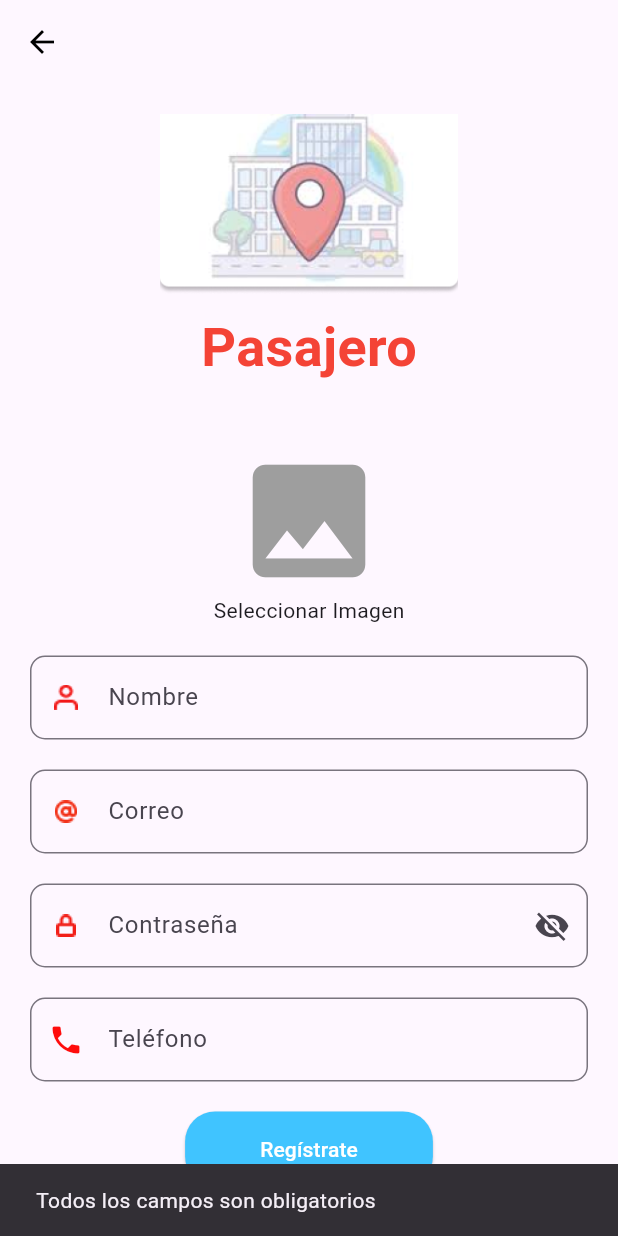
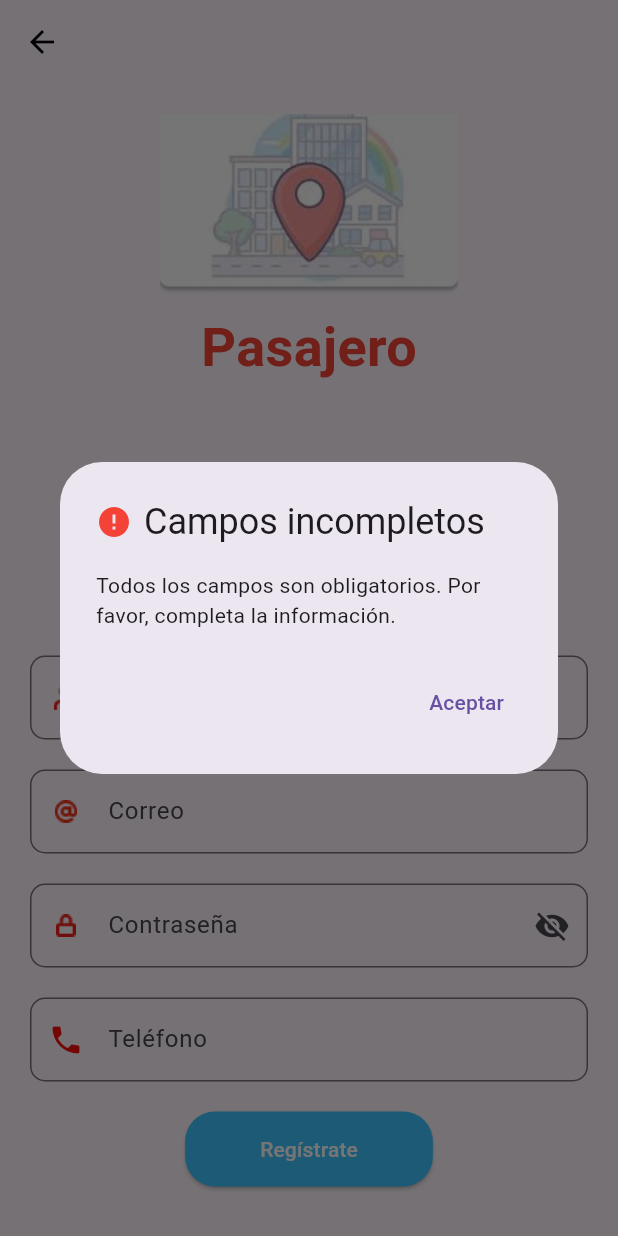
Before and after one commit to Villo29/jasaivoy, a Flutter app: the PassengerRegistrationScreen screen opened directly, after a tap on "Regístrate", on a phone screen of 412 x 824 dp. Run offline on Flutter 3.47's test engine with Material 3 defaults, Android fonts, the phone set to English and light mode, and no system bars; our stand-ins replace fl_chart, google_maps_flutter, image_picker, local_auth, location, permission_handler and 2 more; accounts and stored records are empty; network calls fail.

Commit message:
Actualiza la URL de la API a HTTPS, agrega la dependencia fl_chart, mejora los mensajes de error y ajusta permisos de acceso a la galería en iOS.

```diff
--- a/lib/pages/EditProfileScreen.dart
+++ b/lib/pages/EditProfileScreen.dart
@@ -55,7 +55,7 @@ Future<void> _saveProfile() async {
     Navigator.pop(context); // Volver a la pantalla anterior
   } catch (error) {
     ScaffoldMessenger.of(context).showSnackBar(
-      SnackBar(content: Text('Error al actualizar el perfil: $error')),
+      SnackBar(content: Text('Error interno del servidor')),
     );
   }
 }
--- a/lib/pages/InformacionPasajeros.dart
+++ b/lib/pages/InformacionPasajeros.dart
@@ -21,7 +21,7 @@ class ProfileScreen extends StatelessWidget {
       );
     } catch (e) {
       ScaffoldMessenger.of(context).showSnackBar(
-        SnackBar(content: Text('Error en la autenticación: $e')),
+        SnackBar(content: Text('Error en la autenticación:')),
       );
       return;
     }
--- a/lib/pages/ViajesRegistradosPasajeros.dart
+++ b/lib/pages/ViajesRegistradosPasajeros.dart
@@ -30,7 +30,7 @@ class _ViajesRegistradosScreenState extends State<ViajesRegistradosScreen> {
         isLoading = false;
       });
     } catch (e) {
-      print('Error al cargar los viajes: $e');
+      print('Error al cargar los viajes:');
       setState(() {
         isLoading = false;
       });
--- a/lib/pages/login.dart
+++ b/lib/pages/login.dart
@@ -41,7 +41,7 @@ class _LoginScreenState extends State<LoginScreen> {
       );
     } catch (e) {
       ScaffoldMessenger.of(context).showSnackBar(
-        SnackBar(content: Text('Error al iniciar sesión: $e')),
+        SnackBar(content: Text('Error interno del servidor')),
       );
     } finally {
       setState(() {
--- a/lib/pages/models/auth_model.dart
+++ b/lib/pages/models/auth_model.dart
@@ -162,7 +162,7 @@ class AuthModel extends ChangeNotifier {
             'Error al actualizar el perfil: ${response.statusCode} - ${response.body}');
       }
     } catch (error) {
-      throw Exception('Error al realizar la petición: $error');
+      throw Exception('Error al realizar la petición:');
     }
   }
 
@@ -199,7 +199,7 @@ class AuthModel extends ChangeNotifier {
             'Error al obtener los datos del usuario: ${response.statusCode} - ${response.body}');
       }
     } catch (error) {
-      throw Exception('Error al realizar la petición: $error');
+      throw Exception('Error al realizar la petición:');
     }
   }
 
@@ -229,7 +229,7 @@ class AuthModel extends ChangeNotifier {
             'Error al obtener los viajes: ${response.statusCode} - ${response.body}');
       }
     } catch (error) {
-      throw Exception('Error en la solicitud de viajes: $error');
+      throw Exception('Error en la solicitud de viajes:');
     }
   }
 }
--- a/lib/pages/pasajero.dart
+++ b/lib/pages/pasajero.dart
@@ -5,7 +5,6 @@ import 'package:image_picker/image_picker.dart';
 import 'package:permission_handler/permission_handler.dart';
 import 'dart:convert';
 import 'JasaiVoyViajes.dart';
-
 
 class PassengerRegistrationScreen extends StatefulWidget {
   const PassengerRegistrationScreen({super.key});
@@ -51,7 +50,8 @@ class _PassengerRegistrationScreenState
     final status = await Permission.storage.request();
     if (status.isDenied) {
       ScaffoldMessenger.of(context).showSnackBar(
-        const SnackBar(content: Text('Por favor, otorga permisos de almacenamiento')),
+        const SnackBar(
+            content: Text('Por favor, otorga permisos de almacenamiento')),
       );
     } else if (status.isPermanentlyDenied) {
       openAppSettings();
@@ -69,7 +69,65 @@ class _PassengerRegistrationScreenState
         contrasena.isNotEmpty &&
         telefono.isNotEmpty &&
         _selectedImage != null) {
+      showDialog(
+        context: context,
+        barrierDismissible: false,
+        builder: (context) {
+          return const Center(
+            child: CircularProgressIndicator(),
+          );
+        },
+      );
+
       try {
+        // Lista de campos a analizar
+        final Map<String, String> fields = {
+          'Nombre': nombre,
+          'Correo': correo,
+          'Teléfono': telefono,
+        };
+        for (final entry in fields.entries) {
+          final analyzeUri = Uri.parse('http://35.175.159.211:5000/analyze');
+          final analyzeResponse = await http.post(
+            analyzeUri,
+            headers: {'Content-Type': 'application/json'},
+            body: jsonEncode({'message': entry.value}),
+          );
+
+          if (analyzeResponse.statusCode == 200) {
+            final analyzeResult = jsonDecode(analyzeResponse.body);
+
+            if (analyzeResult.containsKey('obscenas') &&
+                analyzeResult['obscenas'] != null) {
+              final int obscenas = analyzeResult['obscenas'];
+
+              if (obscenas >= 3) {
+                Navigator.of(context).pop();
+                _showAlert(
+                  title: 'Error en el campo',
+                  message:
+                      'Se detectaron palabras inapropiadas en el campo: ${entry.key}.',
+                );
+                return;
+              }
+            } else {
+              Navigator.of(context).pop();
+              _showAlert(
+                title: 'Error al analizar',
+                message:
+                    'Error inesperado al analizar el texto del campo: ${entry.key}.',
+              );
+              return; // Detener el registro
+            }
+          } else {
+            Navigator.of(context).pop(); // Cerrar el diálogo de carga
+            throw Exception(
+                'Error al analizar el texto: ${analyzeResponse.statusCode}');
+          }
+        }
+
+        // Paso 2: Registrar al usuario si pasa el análisis
+        Navigator.of(context).pop(); // Cerrar el diálogo de carga
         final uri = Uri.parse('http://35.175.159.211:3028/api/v1/users');
         final request = http.MultipartRequest('POST', uri);
 
@@ -79,17 +137,18 @@ class _PassengerRegistrationScreenState
         request.fields['contrasena'] = contrasena;
         request.fields['telefono'] = telefono;
 
-        // Archivo
-        request.files.add(
-          await http.MultipartFile.fromPath('imagenPath', _selectedImage!.path),
-        );
+        request.files.add(await http.MultipartFile.fromPath(
+          'imagenPath',
+          _selectedImage!.path,
+        ));
 
-        // Enviar solicitud
         final response = await request.send();
 
         if (response.statusCode == 200 || response.statusCode == 201) {
-          ScaffoldMessenger.of(context).showSnackBar(
-            const SnackBar(content: Text('Registro exitoso')),
+          _showAlert(
+            title: 'Registro Exitoso',
+            message: 'Tu registro fue completado con éxito.',
+            isSuccess: true,
           );
 
           Navigator.pushReplacement(
@@ -98,20 +157,59 @@ class _PassengerRegistrationScreenState
           );
         } else {
           final responseBody = await response.stream.bytesToString();
-          ScaffoldMessenger.of(context).showSnackBar(
-            SnackBar(content: Text('Error en el registro: $responseBody')),
+          _showAlert(
+            title: 'Error en el registro',
+            message: 'Error al registrar al usuario: $responseBody.',
           );
         }
       } catch (e) {
-        ScaffoldMessenger.of(context).showSnackBar(
-          SnackBar(content: Text('Error en la conexión: $e')),
+        Navigator.of(context).pop(); // Cerrar el diálogo de carga
+        _showAlert(
+          title: 'Error en la conexión',
+          message: 'Ocurrió un error al conectar con el servidor:',
         );
       }
     } else {
-      ScaffoldMessenger.of(context).showSnackBar(
-        const SnackBar(content: Text('Todos los campos son obligatorios')),
+      _showAlert(
+        title: 'Campos incompletos',
+        message:
+            'Todos los campos son obligatorios. Por favor, completa la información.',
       );
     }
+  }
+
+// Método para mostrar un AlertDialog
+  void _showAlert({
+    required String title,
+    required String message,
+    bool isSuccess = false,
+  }) {
+    showDialog(
+      context: context,
+      builder: (context) {
+        return AlertDialog(
+          title: Row(
+            children: [
+              Icon(
+                isSuccess ? Icons.check_circle : Icons.error,
+                color: isSuccess ? Colors.green : Colors.red,
+              ),
+              const SizedBox(width: 8),
+              Text(title),
+            ],
+          ),
+          content: Text(message),
+          actions: [
+            TextButton(
+              onPressed: () {
+                Navigator.of(context).pop();
+              },
+              child: const Text('Aceptar'),
+            ),
+          ],
+        );
+      },
+    );
   }
 
   @override
@@ -227,7 +325,9 @@ class _PassengerRegistrationScreenState
                   ),
                   suffixIcon: IconButton(
                     icon: Icon(
-                      _isPasswordVisible ? Icons.visibility : Icons.visibility_off,
+                      _isPasswordVisible
+                          ? Icons.visibility
+                          : Icons.visibility_off,
                     ),
                     onPressed: () {
                       setState(() {
@@ -244,7 +344,8 @@ class _PassengerRegistrationScreenState
                 decoration: InputDecoration(
                   prefixIcon: const Padding(
                     padding: EdgeInsets.all(10.0),
-                    child: Icon(Icons.phone, color: Color.fromARGB(255, 255, 12, 12)),
+                    child: Icon(Icons.phone,
+                        color: Color.fromARGB(255, 255, 12, 12)),
                   ),
                   labelText: 'Teléfono',
                   border: OutlineInputBorder(
--- a/lib/pages/validar-code.dart
+++ b/lib/pages/validar-code.dart
@@ -58,7 +58,7 @@ class VerificationScreen extends StatelessWidget {
                   }
                 } catch (e) {
                   ScaffoldMessenger.of(context).showSnackBar(
-                    SnackBar(content: Text('Código o correo incorrecto: $e')),
+                    SnackBar(content: Text('Código o correo incorrecto')),
                   );
                 }
               },
--- a/pubspec.yaml
+++ b/pubspec.yaml
@@ -27,6 +27,7 @@ dependencies:
   url_launcher: ^6.3.1
 
   cupertino_icons: ^1.0.8
+  fl_chart: ^0.69.2
 
 
 dev_dependencies:
```
Also changed, not shown: lib/pages/JasaiVoyViajes.dart (+3 -19 lines), lib/pages/estadisticasviajaes.dart (added, +166 -0 lines), pubspec.lock, 2 other files.
